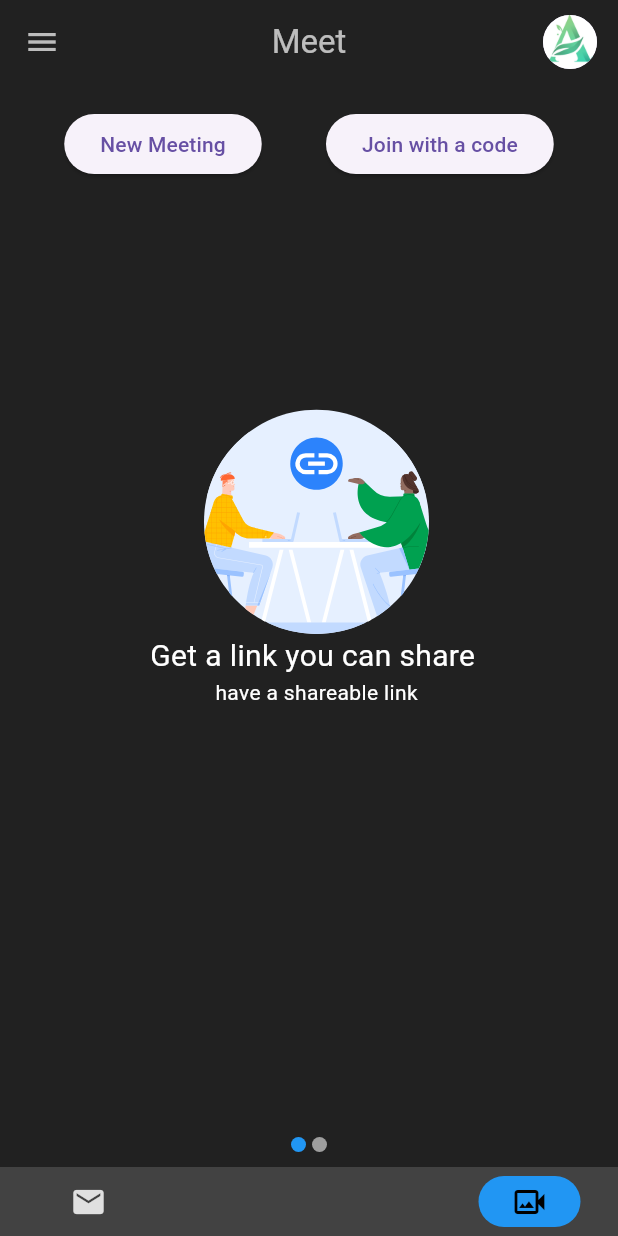
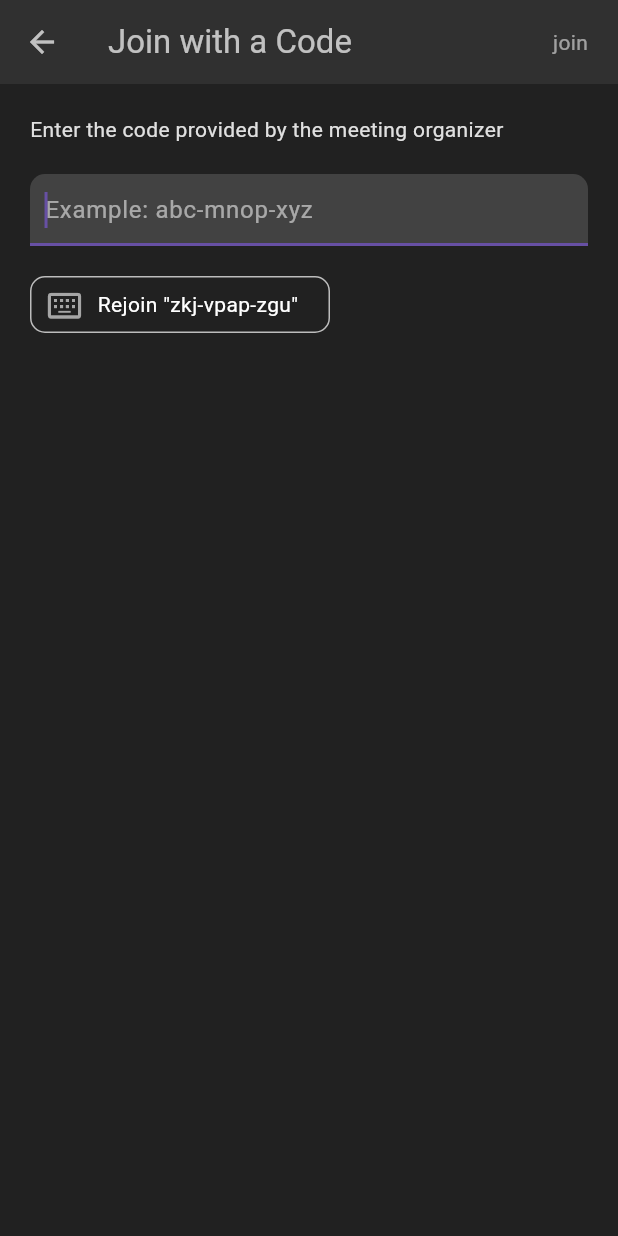
Before and after one commit to ahmad-cod/gmail_ui_clone, a Flutter app: the screen it shows after launch, item 2 of the bottom bar chosen, after a tap on "Join with a code", on a phone screen of 412 x 824 dp. Run offline on Flutter 3.47's test engine with Material 3 defaults, Android fonts, the phone set to English and light mode, and no system bars; drawn by our look-alikes of google_nav_bar; our stand-ins replace flutter_svg.

Commit message:
feat: Build Join with a code page

```diff
--- /dev/null
+++ b/lib/pages/join_meeting_page.dart
@@ -0,0 +1,74 @@
+import 'package:flutter/material.dart';
+
+class JoinMeeting extends StatelessWidget {
+  const JoinMeeting({super.key});
+
+  @override
+  Widget build(BuildContext context) {
+    return Scaffold(
+      appBar: AppBar(
+        backgroundColor: Colors.grey[850],
+        title: const Text('Join with a Code', style: TextStyle(color: Colors.white70),),
+        iconTheme: IconThemeData(color: Colors.white70),
+        actions: const [
+          Padding(
+            padding: EdgeInsets.only(right: 20.0),
+            child: Text('join', style: TextStyle(color: Colors.white54),)
+          ),
+        ],
+      ),
+
+      backgroundColor: Colors.grey[900],
+
+      body: Padding(
+        padding: const EdgeInsets.all(20.0),
+        child: Column(
+          crossAxisAlignment: CrossAxisAlignment.start,
+          children: [
+            Text('Enter the code provided by the meeting organizer',
+              style: TextStyle(
+                color: Colors.grey[300],
+              ),
+            ),
+            const SizedBox(height: 20,),
+            Container(
+              decoration: BoxDecoration(
+                borderRadius: const BorderRadius.only(
+                  topLeft: Radius.circular(10),
+                  topRight: Radius.circular(10)),
+                color: Colors.grey[800],
+              ),
+              child: const TextField(
+                autofocus: true,
+                decoration: InputDecoration(
+                  contentPadding: EdgeInsets.symmetric(horizontal: 10),
+                  hintText: 'Example: abc-mnop-xyz',
+                  hintStyle: TextStyle(color: Colors.white54,),
+
+                ),
+              ),
+            ),
+            const SizedBox(height: 20,),
+
+            Container(
+              width: 200,
+              padding: const EdgeInsets.symmetric(horizontal: 10, vertical: 6),
+              decoration: BoxDecoration(
+                borderRadius: BorderRadius.all(Radius.circular(10)),
+                border: Border.all(color: Colors.white70)
+              ),
+              child: const Row(
+                children: [
+                  Icon(Icons.keyboard_alt_outlined, color: Colors.white60,),
+                  SizedBox(width: 10,),
+                  Text('Rejoin "zkj-vpap-zgu"',)
+                ],
+              ),
+            )
+          ],
+        ),
+      ),
+
+    );
+  }
+}
--- a/lib/pages/meet_page.dart
+++ b/lib/pages/meet_page.dart
@@ -1,6 +1,7 @@
 import 'package:flutter/material.dart';
 import 'package:gmail_clone/components/featue_card.dart';
 import 'package:gmail_clone/model/feature.dart';
+import 'package:gmail_clone/pages/join_meeting_page.dart';
 
 class MeetPage extends StatelessWidget {
   const MeetPage({super.key});
@@ -36,7 +37,10 @@
               crossAxisAlignment: CrossAxisAlignment.start,
               children: <Widget>[
                 ElevatedButton(onPressed: () {}, child: const Text('New Meeting')),
-                ElevatedButton(onPressed: () {}, child: const Text('Join with a code')),
+                ElevatedButton(onPressed: () {
+                  Navigator.push(context,
+                    MaterialPageRoute(builder: (context) => const JoinMeeting()));
+                }, child: const Text('Join with a code')),
               ],
             ),
           ),
```
